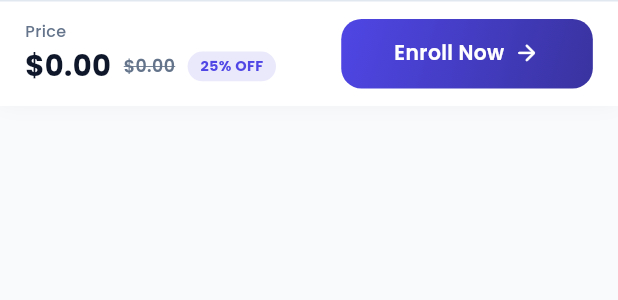
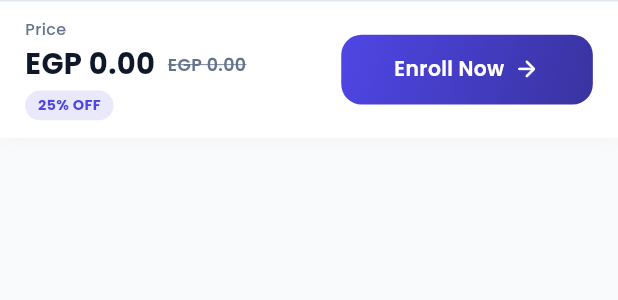
Before and after one commit to zezo12322/Learning-Management-System, a Flutter app: the CourseEnrollBottomBar widget shown alone on an empty page, opened directly with empty values, on a phone screen of 412 x 824 dp. Shown: the top 300 px of the screen. Run offline on Flutter 3.47's test engine with Material 3 defaults, Android fonts, the phone set to English and light mode, and no system bars; our stand-ins replace cached_network_image, chewie, cloud_firestore, dartz, dio, easy_localization and 19 more; missing offline and left inert: firebase_data_connect; accounts and stored records are empty; network calls fail.

Commit message:
mobile: show course price in EGP instead of USD
Courses are charged in EGP (the backend Paymob intention is hard-coded
to EGP), but the enroll bar rendered the price with a dollar sign. Use
a locale-aware currency template — "EGP 150.00" in English, "150.00 ج.م"
in Arabic — and localize the "Price" label while at it.

Co-Authored-By: Claude Fable 5 <noreply@anthropic.com>
Claude-Session: https://claude.ai/code/session_01QK5pSvmduFoi4WGuA5BKw8

```diff
--- a/mobile/assets/translations/ar.json
+++ b/mobile/assets/translations/ar.json
@@ -26,7 +26,8 @@
       "ok": "حسناً",
       "confirm": "تأكيد",
       "cancel": "إلغاء"
-    }
+    },
+    "egp": "{} ج.م"
   },
   "errors": {
     "network": "لا يوجد اتصال بالإنترنت. تحقق من الشبكة.",
@@ -105,7 +106,7 @@
       "login": "تسجيل الدخول",
       "success": "تم انشاء الحساب بنجاح."
     },
-    "error":{
+    "error": {
       "weakPassword": "كلمة المرور ضعيفة جدًا.",
       "emailAlreadyInUse": "الحساب موجود بالفعل لهذا البريد الإلكتروني.",
       "networkError": "تأكد من اتصالك بالإنترنت.",
@@ -157,7 +158,8 @@
   "course_details": {
     "you_might_also_like": "قد يعجبك أيضاً",
     "enroll_now": "سجّل الآن",
-    "buy_now": "اشترِ الآن"
+    "buy_now": "اشترِ الآن",
+    "price": "السعر"
   },
   "payment": {
     "start_failed": "تعذّر بدء عملية الدفع. حاول مرة أخرى.",
--- a/mobile/assets/translations/en.json
+++ b/mobile/assets/translations/en.json
@@ -26,7 +26,8 @@
       "ok": "OK",
       "confirm": "Confirm",
       "cancel": "Cancel"
-    }
+    },
+    "egp": "EGP {}"
   },
   "errors": {
     "network": "No internet connection. Please check your network.",
@@ -105,7 +106,7 @@
       "login": "Login",
       "success": "The Account is created successfully."
     },
-    "error":{
+    "error": {
       "weakPassword": "The password provided is too weak.",
       "emailAlreadyInUse": "An account already exists for that email.",
       "networkError": "Please check your internet connection.",
@@ -157,7 +158,8 @@
   "course_details": {
     "you_might_also_like": "You might also like",
     "enroll_now": "Enroll Now",
-    "buy_now": "Buy Now"
+    "buy_now": "Buy Now",
+    "price": "Price"
   },
   "payment": {
     "start_failed": "Could not start the payment. Please try again.",
--- a/mobile/lib/features/course_details/presentation/widgets/course_enroll_bottom_bar.dart
+++ b/mobile/lib/features/course_details/presentation/widgets/course_enroll_bottom_bar.dart
@@ -53,7 +53,7 @@ class CourseEnrollBottomBar extends StatelessWidget {
               mainAxisSize: MainAxisSize.min,
               children: [
                 Text(
-                  'Price',
+                  'course_details.price'.tr(),
                   style: TextStyles.labelSmall.copyWith(
                     color: colorScheme.onSurfaceVariant,
                   ),
@@ -65,7 +65,8 @@ class CourseEnrollBottomBar extends StatelessWidget {
                   runSpacing: 4.h,
                   children: [
                     Text(
-                      '\$${price.toStringAsFixed(2)}',
+                      // Courses are charged in EGP (see backend Paymob intention).
+                      'common.egp'.tr(args: [price.toStringAsFixed(2)]),
                       style: TextStyles.titleSmall.copyWith(
                         fontSize: 20.sp,
                         fontWeight: FontWeights.bold,
@@ -73,7 +74,8 @@ class CourseEnrollBottomBar extends StatelessWidget {
                       ),
                     ),
                     Text(
-                      '\$${(price * 1.25).toStringAsFixed(2)}',
+                      'common.egp'
+                          .tr(args: [(price * 1.25).toStringAsFixed(2)]),
                       style: TextStyles.labelMedium.copyWith(
                         color: colorScheme.onSurfaceVariant,
                         decoration: TextDecoration.lineThrough,
```
